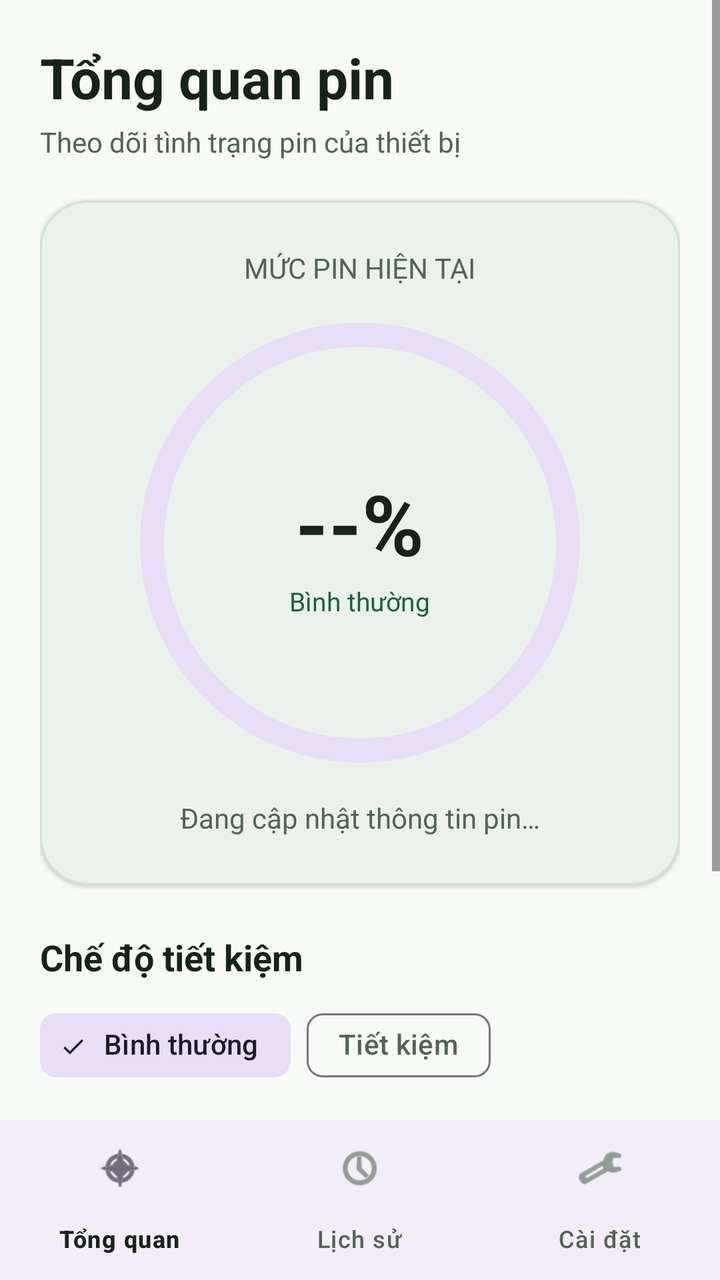
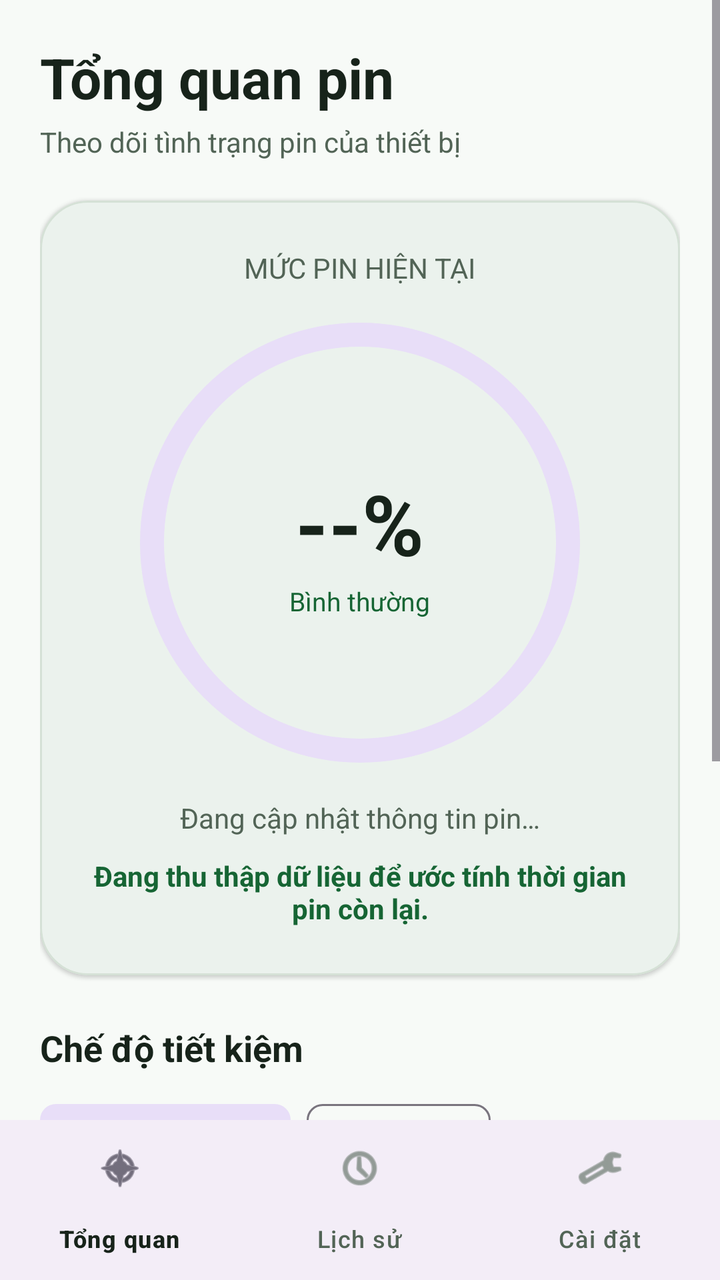

Compare the two renders of this Android layout. The source of the first and the diff that turns it into the second are given below.
<!-- AndroidManifest.xml: application theme Theme.BatterySaver -->
<!-- res/layout/activity_main.xml -->
<?xml version="1.0" encoding="utf-8"?>
<androidx.constraintlayout.widget.ConstraintLayout xmlns:android="http://schemas.android.com/apk/res/android"
    xmlns:app="http://schemas.android.com/apk/res-auto"
    android:layout_width="match_parent"
    android:layout_height="match_parent"
    android:background="?attr/colorSurface">

    <ScrollView
        android:layout_width="0dp"
        android:layout_height="0dp"
        android:clipToPadding="false"
        android:fillViewport="true"
        android:paddingBottom="16dp"
        app:layout_constraintTop_toTopOf="parent"
        app:layout_constraintBottom_toTopOf="@id/bottomNav"
        app:layout_constraintStart_toStartOf="parent"
        app:layout_constraintEnd_toEndOf="parent">
        <LinearLayout
            android:layout_width="match_parent"
            android:layout_height="wrap_content"
            android:orientation="vertical"
            android:paddingStart="20dp"
            android:paddingTop="20dp"
            android:paddingEnd="20dp">

            <TextView
                android:layout_width="match_parent"
                android:layout_height="wrap_content"
                android:text="@string/dashboard_title"
                android:textColor="?attr/colorOnSurface"
                android:textSize="28sp"
                android:textStyle="bold" />
            <TextView
                android:layout_width="match_parent"
                android:layout_height="wrap_content"
                android:layout_marginTop="4dp"
                android:text="@string/dashboard_subtitle"
                android:textColor="?attr/colorOnSurfaceVariant"
                android:textSize="14sp" />

            <com.google.android.material.card.MaterialCardView
                android:layout_width="match_parent"
                android:layout_height="wrap_content"
                android:layout_marginTop="20dp"
                app:cardCornerRadius="24dp"
                app:cardElevation="1dp"
                app:strokeColor="?attr/colorOutlineVariant"
                app:strokeWidth="1dp">
                <LinearLayout
                    android:layout_width="match_parent"
                    android:layout_height="wrap_content"
                    android:gravity="center_horizontal"
                    android:orientation="vertical"
                    android:padding="24dp">
                    <TextView
                        android:layout_width="wrap_content"
                        android:layout_height="wrap_content"
                        android:text="@string/battery_level"
                        android:textColor="?attr/colorOnSurfaceVariant"
                        android:textSize="14sp" />
                    <FrameLayout
                        android:layout_width="232dp"
                        android:layout_height="232dp"
                        android:layout_marginTop="12dp">
                        <com.google.android.material.progressindicator.CircularProgressIndicator
                            android:id="@+id/progressBattery"
                            android:layout_width="match_parent"
                            android:layout_height="match_parent"
                            android:layout_gravity="center"
                            android:max="100"
                            app:indicatorSize="220dp"
                            app:trackThickness="12dp"
                            app:trackCornerRadius="6dp" />
                        <LinearLayout
                            android:layout_width="wrap_content"
                            android:layout_height="wrap_content"
                            android:layout_gravity="center"
                            android:gravity="center"
                            android:orientation="vertical">
                            <TextView
                                android:id="@+id/tvLevel"
                                android:layout_width="wrap_content"
                                android:layout_height="wrap_content"
                                android:text="--%"
                                android:textColor="?attr/colorOnSurface"
                                android:textSize="42sp"
                                android:textStyle="bold" />
                            <TextView
                                android:id="@+id/tvMode"
                                android:layout_width="wrap_content"
                                android:layout_height="wrap_content"
                                android:layout_marginTop="2dp"
                                android:text="@string/mode_normal"
                                android:textColor="?attr/colorPrimary"
                                android:textSize="13sp" />
                        </LinearLayout>
                    </FrameLayout>
                    <TextView
                        android:id="@+id/tvInfo"
                        android:layout_width="match_parent"
                        android:layout_height="wrap_content"
                        android:layout_marginTop="12dp"
                        android:gravity="center"
                        android:lineSpacingExtra="4dp"
                        android:text="@string/battery_info_loading"
                        android:textColor="?attr/colorOnSurfaceVariant"
                        android:textSize="14sp" />
                </LinearLayout>
            </com.google.android.material.card.MaterialCardView>

            <TextView
                android:layout_width="match_parent"
                android:layout_height="wrap_content"
                android:layout_marginTop="24dp"
                android:text="@string/power_mode_title"
                android:textColor="?attr/colorOnSurface"
                android:textSize="18sp"
                android:textStyle="bold" />
            <com.google.android.material.chip.ChipGroup
                android:id="@+id/chipModes"
                android:layout_width="match_parent"
                android:layout_height="wrap_content"
                android:layout_marginTop="8dp"
                app:singleSelection="true"
                app:selectionRequired="true">
                <com.google.android.material.chip.Chip android:id="@+id/chipNormal" style="@style/Widget.Material3.Chip.Filter" android:layout_width="wrap_content" android:layout_height="wrap_content" android:checked="true" android:text="@string/mode_normal" />
                <com.google.android.material.chip.Chip android:id="@+id/chipSaver" style="@style/Widget.Material3.Chip.Filter" android:layout_width="wrap_content" android:layout_height="wrap_content" android:text="@string/mode_saver" />
                <com.google.android.material.chip.Chip android:id="@+id/chipUltra" style="@style/Widget.Material3.Chip.Filter" android:layout_width="wrap_content" android:layout_height="wrap_content" android:text="@string/mode_ultra" />
            </com.google.android.material.chip.ChipGroup>
            <TextView
                android:id="@+id/tvModeDescription"
                android:layout_width="match_parent"
                android:layout_height="wrap_content"
                android:layout_marginTop="2dp"
                android:text="@string/mode_normal_description"
                android:textColor="?attr/colorOnSurfaceVariant"
                android:textSize="14sp" />

            <LinearLayout
                android:layout_width="match_parent"
                android:layout_height="wrap_content"
                android:layout_marginTop="20dp"
                android:orientation="horizontal">
                <com.google.android.material.button.MaterialButton
                    android:id="@+id/btnDisplay"
                    style="@style/Widget.Material3.Button.OutlinedButton"
                    android:layout_width="0dp"
                    android:layout_height="wrap_content"
                    android:layout_weight="1"
                    android:text="@string/display_settings" />
                <com.google.android.material.button.MaterialButton
                    android:id="@+id/btnUsage"
                    android:layout_width="0dp"
                    android:layout_height="wrap_content"
                    android:layout_marginStart="10dp"
                    android:layout_weight="1"
                    android:text="@string/analyze_usage" />
            </LinearLayout>
        </LinearLayout>
    </ScrollView>

    <com.google.android.material.bottomnavigation.BottomNavigationView
        android:id="@+id/bottomNav"
        android:layout_width="0dp"
        android:layout_height="wrap_content"
        app:menu="@menu/bottom_nav"
        app:layout_constraintBottom_toBottomOf="parent"
        app:layout_constraintStart_toStartOf="parent"
        app:layout_constraintEnd_toEndOf="parent" />
</androidx.constraintlayout.widget.ConstraintLayout>
<!-- resources referenced by this layout -->
<resources>
  <string name="analyze_usage">Phân tích mức dùng</string>
  <string name="battery_info_loading">Đang cập nhật thông tin pin…</string>
  <string name="battery_level">MỨC PIN HIỆN TẠI</string>
  <string name="dashboard_subtitle">Theo dõi tình trạng pin của thiết bị</string>
  <string name="dashboard_title">Tổng quan pin</string>
  <string name="display_settings">Cài đặt màn hình</string>
  <string name="mode_normal">Bình thường</string>
  <string name="mode_normal_description">Sử dụng thiết bị như bình thường.</string>
  <string name="mode_saver">Tiết kiệm</string>
  <string name="mode_ultra">Siêu tiết kiệm</string>
  <string name="power_mode_title">Chế độ tiết kiệm</string>
  <style name="Theme.BatterySaver" parent="Theme.Material3.DayNight">
          <item name="colorPrimary">@color/green_primary</item>
          <item name="colorSecondary">@color/green_light</item>
          <item name="colorSurface">#F7FAF7</item>
          <item name="colorSurfaceVariant">#E8F0E8</item>
          <item name="colorOnSurface">#17231A</item>
          <item name="colorOnSurfaceVariant">#526456</item>
          <item name="colorOutlineVariant">#D5E1D6</item>
      </style>
  <color name="green_primary">#166534</color>
  <color name="green_light">#86EFAC</color>
</resources>

<!-- the commit's change to res/layout/activity_main.xml (unified diff, before → after) -->
@@ -105,6 +105,26 @@
                         android:text="@string/battery_info_loading"
                         android:textColor="?attr/colorOnSurfaceVariant"
                         android:textSize="14sp" />
+                    <TextView
+                        android:id="@+id/tvEstimate"
+                        android:layout_width="match_parent"
+                        android:layout_height="wrap_content"
+                        android:layout_marginTop="10dp"
+                        android:gravity="center"
+                        android:textColor="?attr/colorPrimary"
+                        android:textSize="14sp"
+                        android:textStyle="bold"
+                        android:text="@string/estimate_learning" />
+                    <TextView
+                        android:id="@+id/tvThermalAlert"
+                        android:layout_width="match_parent"
+                        android:layout_height="wrap_content"
+                        android:layout_marginTop="8dp"
+                        android:gravity="center"
+                        android:textColor="#B3261E"
+                        android:textSize="14sp"
+                        android:textStyle="bold"
+                        android:visibility="gone" />
                 </LinearLayout>
             </com.google.android.material.card.MaterialCardView>
 
@@ -156,6 +176,13 @@
                     android:layout_weight="1"
                     android:text="@string/analyze_usage" />
             </LinearLayout>
+            <com.google.android.material.button.MaterialButton
+                android:id="@+id/btnBatteryReport"
+                style="@style/Widget.Material3.Button.OutlinedButton"
+                android:layout_width="match_parent"
+                android:layout_height="wrap_content"
+                android:layout_marginTop="8dp"
+                android:text="@string/battery_report" />
         </LinearLayout>
     </ScrollView>
 
<!-- resource entries referenced after the edit -->
@@ -3,11 +3,13 @@
   <string name="analyze_usage">Phân tích mức dùng</string>
   <string name="battery_info_loading">Đang cập nhật thông tin pin…</string>
   <string name="battery_level">MỨC PIN HIỆN TẠI</string>
+  <string name="battery_report">Báo cáo chuyên sâu về pin</string>
   <string name="dashboard_subtitle">Theo dõi tình trạng pin của thiết bị</string>
   <string name="dashboard_title">Tổng quan pin</string>
   <string name="display_settings">Cài đặt màn hình</string>
+  <string name="estimate_learning">Đang thu thập dữ liệu để ước tính thời gian pin còn lại.</string>
   <string name="mode_normal">Bình thường</string>
-  <string name="mode_normal_description">Sử dụng thiết bị như bình thường.</string>
+  <string name="mode_normal_description">Độ sáng ứng dụng theo cài đặt thiết bị.</string>
   <string name="mode_saver">Tiết kiệm</string>
   <string name="mode_ultra">Siêu tiết kiệm</string>
   <string name="power_mode_title">Chế độ tiết kiệm</string>
